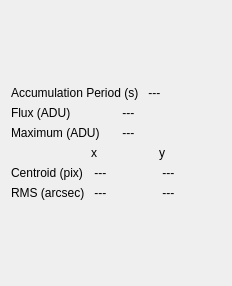
Above: forms/camera_data.ui from lsst-sitcom/spot_motion_monitor before the change. Below: the same form after it.
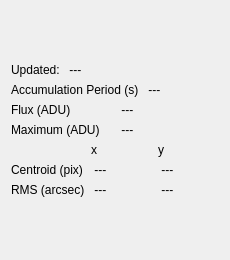
That is the form after the change.

Commit message: Making data widget update once per buffer.

```diff
--- a/forms/camera_data.ui
+++ b/forms/camera_data.ui
@@ -6,8 +6,8 @@
    <rect>
     <x>0</x>
     <y>0</y>
-    <width>232</width>
-    <height>286</height>
+    <width>230</width>
+    <height>260</height>
    </rect>
   </property>
   <property name="windowTitle">
@@ -27,6 +27,30 @@
      </property>
     </spacer>
    </item>
+   <item>
+    <layout class="QHBoxLayout" name="horizontalLayout" stretch="0,1">
+     <item>
+      <widget class="QLabel" name="bufferUpdatedLabel">
+       <property name="text">
+        <string>Updated:</string>
+       </property>
+      </widget>
+     </item>
+     <item>
+      <widget class="QLabel" name="bufferUpdatedValueLabel">
+       <property name="minimumSize">
+        <size>
+         <width>100</width>
+         <height>0</height>
+        </size>
+       </property>
+       <property name="text">
+        <string> --- </string>
+       </property>
+      </widget>
+     </item>
+    </layout>
+   </item>
    <item>
     <layout class="QGridLayout" name="gridLayout_3">
      <item row="0" column="0">
```
The commit also changes 6 other files.
